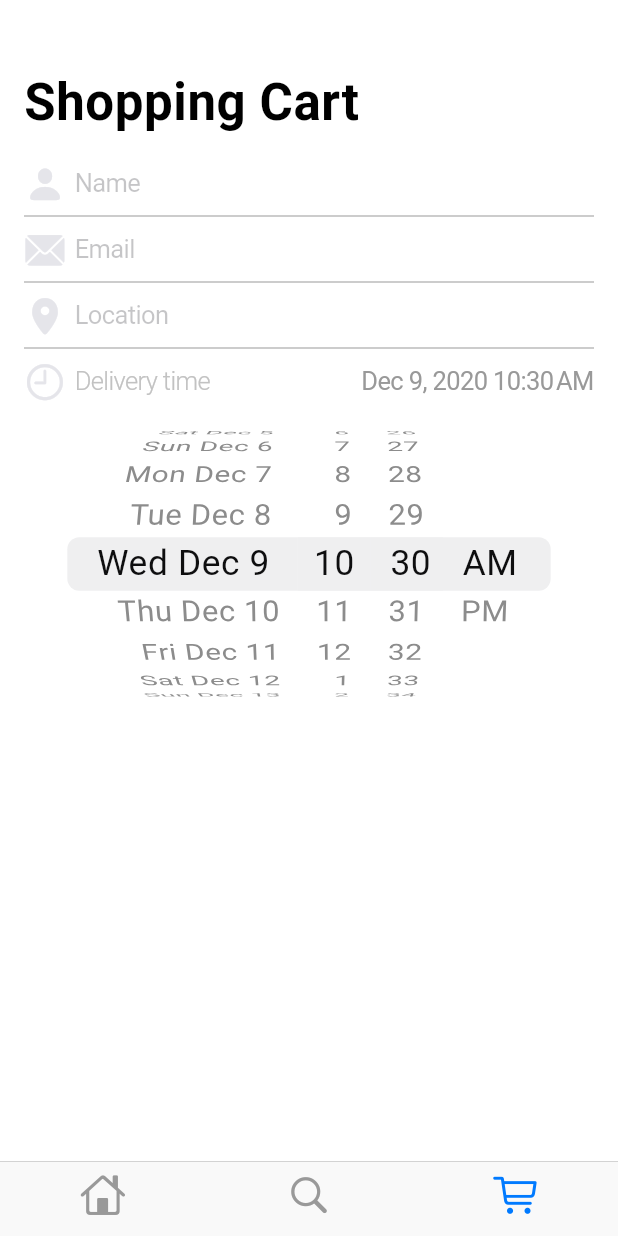
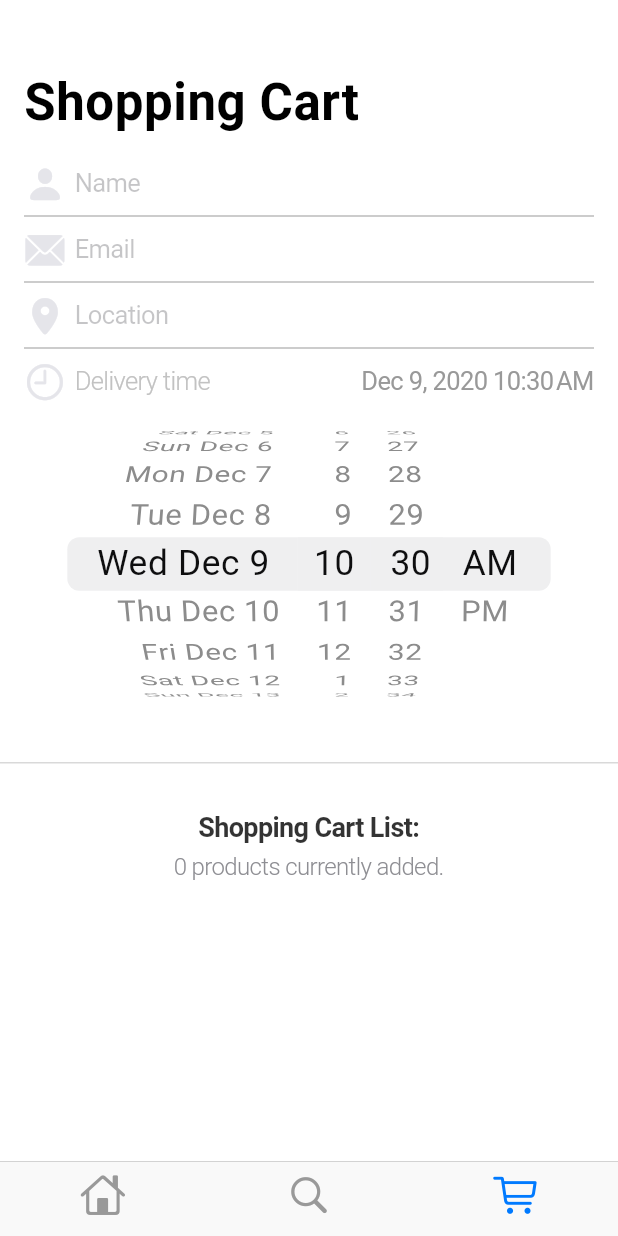
Before and after one commit to 4realDev/Accessible-Flutter, a Flutter app: the screen it shows after launch, item 3 of the bottom bar chosen, on a phone screen of 412 x 824 dp. Run offline on Flutter 3.47's test engine with Material 2 defaults, Android fonts, the phone set to English and light mode, and no system bars.

Commit message:
Add cart item list label to tell the amount of items inside the cart

```diff
--- a/accessible-flutter-raw/lib/shopping_cart_tab.dart
+++ b/accessible-flutter-raw/lib/shopping_cart_tab.dart
@@ -140,11 +140,50 @@ class _ShoppingCartTabState extends State<ShoppingCartTab>{
     );
   }
 
+  Widget _buildCartDesciptionText(BuildContext context) {
+    final model = Provider.of<AppStateModel>(context, listen: false);
+    return SafeArea(
+      top: false,
+      bottom: false,
+      child: Semantics(
+        // If there are more then 0 products inside the cart, read the semantic hint
+        hint: model.totalCartQuantity > 0
+            ? 'Swipe right to hear the products.'
+            : null,
+
+        child: Column(
+          children: <Widget>[
+            /*** ROW-DIVIDER ***/
+            Container(
+              height: 1,
+              color: Styles.productRowDivider,
+            ),
+            SizedBox(height: 32),
+
+            /*** SHOPPING CART LIST SUBHEADING ***/
+            Text(
+              'Shopping Cart List:',
+              style: Styles.productRowTotal,
+            ),
+            SizedBox(height: 6),
+
+            /*** TOTAL PRODUCT COUNT IN CART DESCRIPTION ***/
+            Text(
+              '${model.totalCartQuantity} products currently added.',
+              style: Styles.productTabDescription,
+              // semanticsLabel: model.totalCartQuantity > 0 ? '${model.totalCartQuantity} products currently added. Swipe right to hear the products.' : null,
+            ),
+          ],
+        ),
+      ),
+    );
+  }
+
   SliverChildBuilderDelegate _buildSliverChildBuilderDelegate(AppStateModel model) {
     return SliverChildBuilderDelegate((context, index) {
 
       // to count the shopping_cart_items beginning with 0 (currently default is 4)
-      final productIndex = index - 4;
+      final productIndex = index - 5;
       switch (index) {
         case 0:
           return Padding(
@@ -165,6 +204,11 @@ class _ShoppingCartTabState extends State<ShoppingCartTab>{
           return Padding(
             padding: const EdgeInsets.fromLTRB(16, 8, 16, 24),
             child: _buildDateAndTimePicker(context),
+          );
+        case 4:
+          return Padding(
+            padding: const EdgeInsets.fromLTRB(0, 0, 0, 24),
+            child: _buildCartDesciptionText(context),
           );
 
         default:
@@ -199,23 +243,25 @@ class _ShoppingCartTabState extends State<ShoppingCartTab>{
                     /*** DISPLAY THREE TEXTES ***/
                     children: <Widget>[
                       Text(
-                        'Shipping '
-                            '${_currencyFormat.format(model.shippingCost)}',
+                        'Shipping ${_currencyFormat.format(model.shippingCost)}',
                         style: Styles.productRowItemPrice,
+                        semanticsLabel: 'Shipping ' + _currencyFormat.format(model.shippingCost) + '.',
                       ),
                       const SizedBox(height: 6),
 
                       Text(
                         'Tax ${_currencyFormat.format(model.tax)}',
                         style: Styles.productRowItemPrice,
+                        semanticsLabel: 'Tax ' + _currencyFormat.format(model.tax) + '.',
                       ),
                       const SizedBox(height: 6),
 
                       Text(
                         'Total  ${_currencyFormat.format(model.totalCost)}',
                         style: Styles.productRowTotal,
+                        semanticsLabel: 'Total ' + _currencyFormat.format(model.totalCost) + '.',
                       ),
-
+                      const SizedBox(height: 18),
                     ],
                   )
                 ],
```
